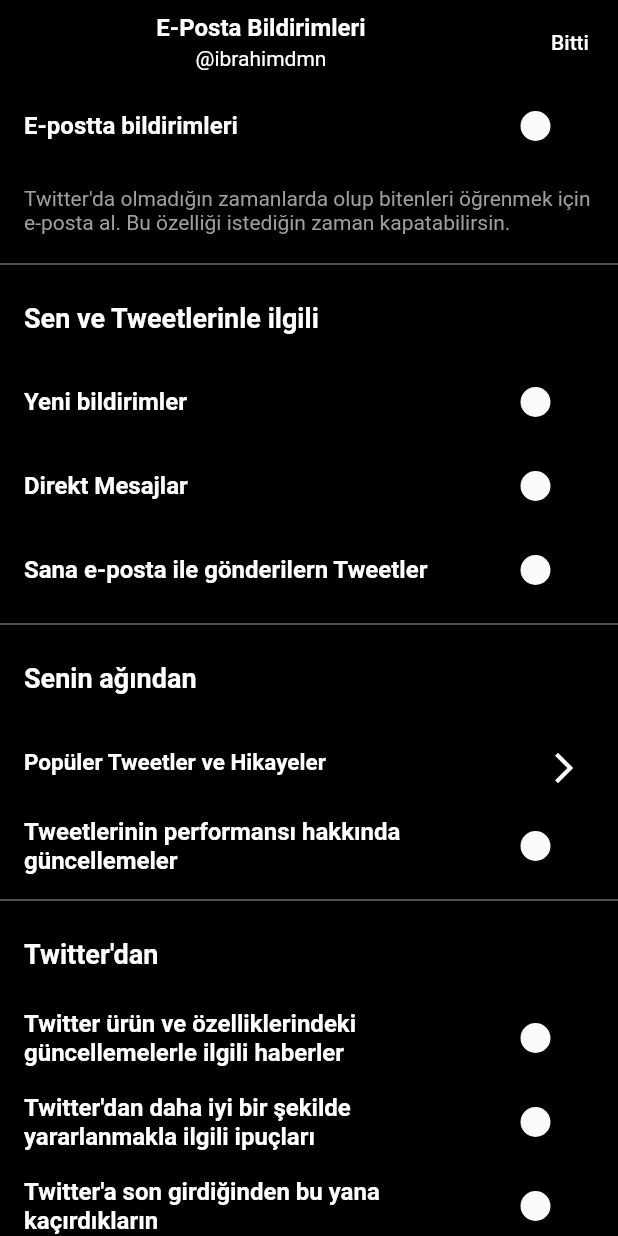
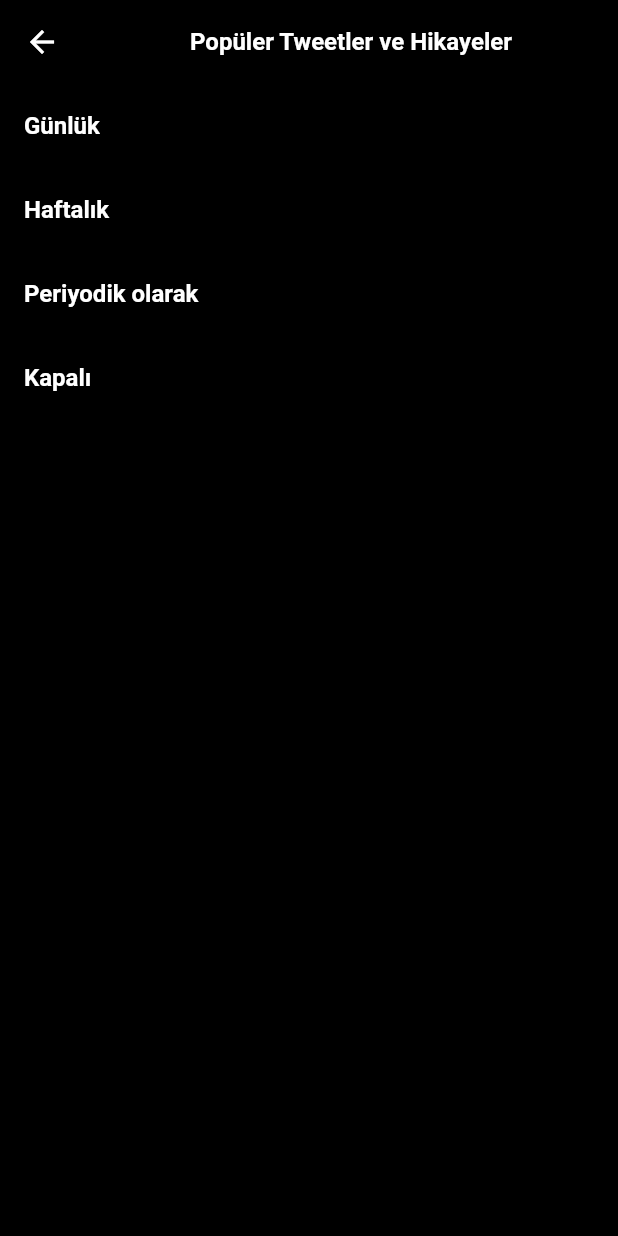
Before and after one commit to DumanIbrahm/twitterClone, a Flutter app: the EPostaBildirim screen opened directly, after a tap on the "arrow forward ios" icon, on a phone screen of 412 x 824 dp. Run offline on Flutter 3.47's test engine with Material 2 defaults, Android fonts, the phone set to English and light mode, and no system bars; network calls fail.

Commit message:
Son hali

```diff
--- a/lib/NotificationsPages/Settings/SettingsDetails/eposta_notification.dart
+++ b/lib/NotificationsPages/Settings/SettingsDetails/eposta_notification.dart
@@ -1,4 +1,5 @@
 import 'package:flutter/material.dart';
+import 'package:twitter_clone/NotificationsPages/Settings/SettingsDetails/populer_tweets.dart';
 import 'package:twitter_clone/constant.dart';
 
 class EPostaBildirim extends StatefulWidget {
@@ -133,9 +134,14 @@ class _EPostaBildirimState extends State<EPostaBildirim> {
                 ],
               ),
             ),
-                trailing:IconButton(onPressed: (){}, icon: IconButton(
-                  onPressed: (){},
-                  icon: const Icon(Icons.arrow_forward_ios)), color: Colors.white,)
+                trailing:IconButton(onPressed: (){
+                  Navigator.pushAndRemoveUntil(
+                        context,
+                        MaterialPageRoute(
+                            builder: (context) => const PopularTweets()),
+                        (route) => true,
+                      );
+                }, icon: Icon(Icons.arrow_forward_ios), color: Colors.white, iconSize: 15,)
 
 
           ),
--- /dev/null
+++ b/lib/NotificationsPages/Settings/SettingsDetails/populer_tweets.dart
@@ -0,0 +1,99 @@
+import 'package:flutter/material.dart';
+import 'package:flutter/src/widgets/container.dart';
+import 'package:flutter/src/widgets/framework.dart';
+
+class PopularTweets extends StatefulWidget {
+  const PopularTweets({super.key});
+
+  @override
+  State<PopularTweets> createState() => _PopularTweetsState();
+}
+
+class _PopularTweetsState extends State<PopularTweets> {
+  bool isChecked = false;
+  bool isChecked1 = false;
+  bool isChecked2 = false;
+  bool isChecked3 = false;
+
+  @override
+  Widget build(BuildContext context) {
+    return Scaffold(
+      backgroundColor: Colors.black,
+      appBar: AppBar(
+        backgroundColor: Colors.black,
+        centerTitle: true,
+        title: const ListTile(
+          title: Text(
+            "Popüler Tweetler ve Hikayeler",
+            style: TextStyle(color: Colors.white, fontWeight: FontWeight.bold),
+            textAlign: TextAlign.center,
+          ),
+        ),
+      ),
+      body: ListView(
+        children: [
+          ListTile(
+              title: const Text(
+                "Günlük",
+                style:
+                    TextStyle(color: Colors.white, fontWeight: FontWeight.bold),
+              ),
+              trailing: Checkbox(
+                checkColor: Colors.white,
+                value: isChecked,
+                onChanged: (bool? value) {
+                  setState(() {
+                    isChecked = value!;
+                  });
+                },
+              )),
+          ListTile(
+              title: const Text(
+                "Haftalık",
+                style:
+                    TextStyle(color: Colors.white, fontWeight: FontWeight.bold),
+              ),
+              trailing: Checkbox(
+                checkColor: Colors.white,
+                value: isChecked1,
+                onChanged: (bool? value) {
+                  setState(() {
+                    isChecked = value!;
+                  });
+                },
+              )),
+          ListTile(
+              title: const Text(
+                "Periyodik olarak",
+                style:
+                    TextStyle(color: Colors.white, fontWeight: FontWeight.bold),
+              ),
+              trailing: Checkbox(
+                checkColor: Colors.white,
+                value: isChecked2,
+                onChanged: (bool? value) {
+                  setState(() {
+                    isChecked = value!;
+                  });
+                },
+              )),
+          ListTile(
+              title: const Text(
+                "Kapalı",
+                style:
+                    TextStyle(color: Colors.white, fontWeight: FontWeight.bold),
+              ),
+              trailing: Checkbox(
+                checkColor: Colors.white,
+                value: isChecked3,
+                onChanged: (bool? value) {
+                  setState(() {
+                    isChecked = value!;
+                  });
+                },
+              ))
+        ],
+      ),
+    );
+  }
+}
--- a/pubspec.yaml
+++ b/pubspec.yaml
@@ -63,10 +63,7 @@ flutter:
   assets:
    - assets/images/
    #- images/a_dot_ham.jpeg
-  fonts:
-    - family: Bird
-      fonts:
-        - asset: fonts/Bird.tff
+
   # An image asset can refer to one or more resolution-specific "variants", see
   # https://flutter.dev/assets-and-images/#resolution-aware
 
```
